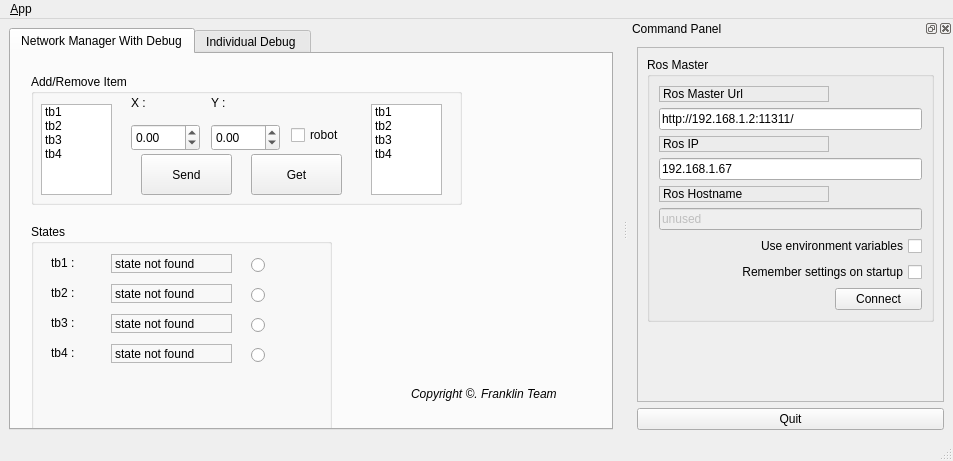
First picture: the form in ui/main_window.ui, repository FranklinTeam/franklin_gui, before the edit.
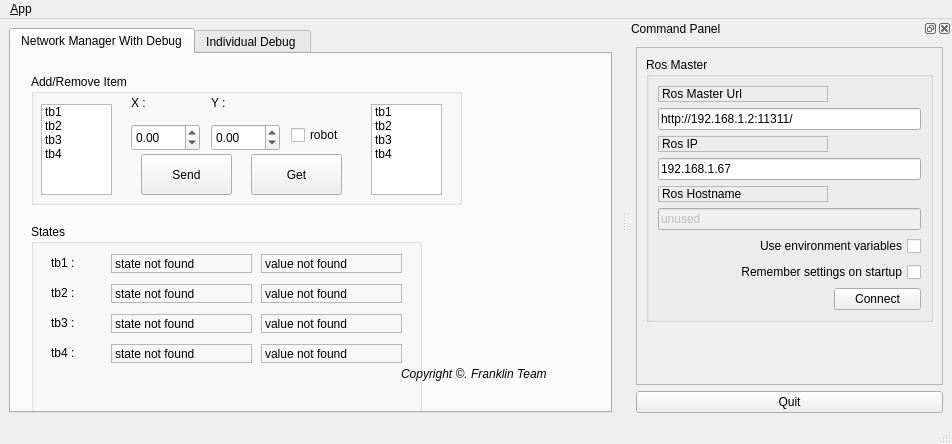
Second picture: the form after the edit. Icons and pictures are not drawn.

```diff
--- a/ui/main_window.ui
+++ b/ui/main_window.ui
@@ -6,8 +6,8 @@
    <rect>
     <x>0</x>
     <y>0</y>
-    <width>953</width>
-    <height>461</height>
+    <width>952</width>
+    <height>444</height>
    </rect>
   </property>
   <property name="windowTitle">
@@ -212,7 +212,7 @@
          <rect>
           <x>20</x>
           <y>170</y>
-          <width>301</width>
+          <width>391</width>
           <height>211</height>
          </rect>
         </property>
@@ -224,7 +224,7 @@
           <rect>
            <x>80</x>
            <y>30</y>
-           <width>121</width>
+           <width>141</width>
            <height>19</height>
           </rect>
          </property>
@@ -269,7 +269,7 @@
           <rect>
            <x>80</x>
            <y>60</y>
-           <width>121</width>
+           <width>141</width>
            <height>19</height>
           </rect>
          </property>
@@ -301,7 +301,7 @@
           <rect>
            <x>80</x>
            <y>90</y>
-           <width>121</width>
+           <width>141</width>
            <height>19</height>
           </rect>
          </property>
@@ -333,7 +333,7 @@
           <rect>
            <x>80</x>
            <y>120</y>
-           <width>121</width>
+           <width>141</width>
            <height>19</height>
           </rect>
          </property>
@@ -347,88 +347,88 @@
           <string>state not found</string>
          </property>
         </widget>
-        <widget class="QRadioButton" name="radio1">
+        <widget class="QLabel" name="display3ID">
          <property name="geometry">
           <rect>
-           <x>220</x>
-           <y>30</y>
-           <width>91</width>
-           <height>22</height>
-          </rect>
-         </property>
-         <property name="text">
-          <string/>
-         </property>
-         <property name="checkable">
-          <bool>false</bool>
-         </property>
-         <property name="autoExclusive">
-          <bool>false</bool>
-         </property>
-        </widget>
-        <widget class="QRadioButton" name="radio2">
-         <property name="geometry">
-          <rect>
-           <x>220</x>
-           <y>60</y>
-           <width>81</width>
-           <height>22</height>
-          </rect>
-         </property>
-         <property name="text">
-          <string/>
-         </property>
-         <property name="checkable">
-          <bool>false</bool>
-         </property>
-         <property name="autoExclusive">
-          <bool>false</bool>
-         </property>
-        </widget>
-        <widget class="QRadioButton" name="radio3">
-         <property name="geometry">
-          <rect>
-           <x>220</x>
+           <x>230</x>
            <y>90</y>
-           <width>81</width>
-           <height>22</height>
+           <width>141</width>
+           <height>19</height>
           </rect>
          </property>
+         <property name="frameShape">
+          <enum>QFrame::StyledPanel</enum>
+         </property>
+         <property name="frameShadow">
+          <enum>QFrame::Raised</enum>
+         </property>
          <property name="text">
-          <string/>
-         </property>
-         <property name="checkable">
-          <bool>false</bool>
-         </property>
-         <property name="autoExclusive">
-          <bool>false</bool>
+          <string>value not found</string>
          </property>
         </widget>
-        <widget class="QRadioButton" name="radio4">
+        <widget class="QLabel" name="display4ID">
          <property name="geometry">
           <rect>
-           <x>220</x>
+           <x>230</x>
            <y>120</y>
-           <width>81</width>
-           <height>22</height>
+           <width>141</width>
+           <height>19</height>
           </rect>
          </property>
+         <property name="frameShape">
+          <enum>QFrame::StyledPanel</enum>
+         </property>
+         <property name="frameShadow">
+          <enum>QFrame::Raised</enum>
+         </property>
          <property name="text">
-          <string/>
+          <string>value not found</string>
          </property>
-         <property name="checkable">
-          <bool>false</bool>
+        </widget>
+        <widget class="QLabel" name="display2ID">
+         <property name="geometry">
+          <rect>
+           <x>230</x>
+           <y>60</y>
+           <width>141</width>
+           <height>19</height>
+          </rect>
          </property>
-         <property name="autoExclusive">
-          <bool>false</bool>
+         <property name="frameShape">
+          <enum>QFrame::StyledPanel</enum>
+         </property>
+         <property name="frameShadow">
+          <enum>QFrame::Raised</enum>
+         </property>
+         <property name="text">
+          <string>value not found</string>
+         </property>
+        </widget>
+        <widget class="QLabel" name="display1ID">
+         <property name="geometry">
+          <rect>
+           <x>230</x>
+           <y>30</y>
+           <width>141</width>
+           <height>19</height>
+          </rect>
+         </property>
+         <property name="frameShape">
+          <enum>QFrame::StyledPanel</enum>
+         </property>
+         <property name="frameShadow">
+          <enum>QFrame::Raised</enum>
+         </property>
+         <property name="text">
+          <string>value not found</string>
          </property>
         </widget>
        </widget>
        <widget class="QLabel" name="label_19">
         <property name="geometry">
          <rect>
-          <x>400</x>
-          <y>330</y>
+          <x>390</x>
+          <y>310</y>
           <width>191</width>
           <height>20</height>
          </rect>
@@ -826,7 +826,7 @@
     <rect>
      <x>0</x>
      <y>0</y>
-     <width>953</width>
+     <width>952</width>
      <height>25</height>
     </rect>
    </property>
```
